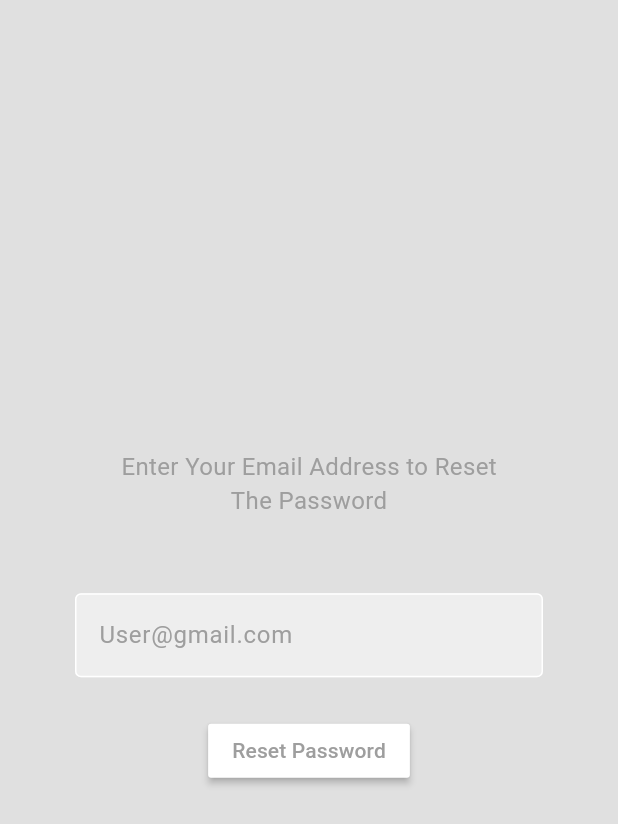
After one commit to HirushaReshan/Rootrails, a Flutter app: the screen it shows after launch, after a tap on "forgot password ?", on a phone screen of 412 x 824 dp. The commit adds this screen. Shown: the top 824 px of the screen. Run offline on Flutter 3.47's test engine with Material 3 defaults, Android fonts, the phone set to English and light mode, and no system bars; our stand-ins replace firebase_auth, firebase_core; accounts and stored records are empty.

Commit message:
added forgot password section

```diff
--- /dev/null
+++ b/lib/pages/forgot_password_page.dart
@@ -0,0 +1,108 @@
+import 'package:firebase_auth/firebase_auth.dart';
+import 'package:flutter/material.dart';
+import 'package:rootrails/components/my_textfield.dart';
+
+class ForgotPasswordPage extends StatefulWidget {
+  const ForgotPasswordPage({super.key});
+
+  @override
+  State<ForgotPasswordPage> createState() => _ForgotPassworPageState();
+}
+
+class _ForgotPassworPageState extends State<ForgotPasswordPage> {
+
+  final emailController = TextEditingController();
+
+  @override
+  void dispose(){
+    emailController.dispose();
+    super.dispose();
+  }
+
+  Future passwordReset() async {
+    try {
+      await FirebaseAuth.instance
+      .sendPasswordResetEmail(email: emailController.text.trim());
+      showDialog(
+        context: context,
+        builder: (context){
+          return AlertDialog(
+            content: Text(
+              'Password reset link sent! Chcek your email'
+            ),
+          );
+        }
+      );
+    } on FirebaseAuthException catch (e) {
+      showDialog(
+        context: context,
+        builder: (context) {
+          return AlertDialog(
+            content: Text(
+              e.message.toString()
+            ),
+          );
+        }
+      );
+    }
+  }
+
+  @override
+  Widget build(BuildContext context) {
+    return Scaffold(
+      backgroundColor: Colors.grey.shade300,
+      body: SafeArea(
+        child: Center(
+          child: SingleChildScrollView(
+            child: Padding(
+              padding: const EdgeInsets.all(25.0),
+              child: Column(
+                children: [
+                    Text(
+                      'Enter Your Email Address to Reset',
+                      style: TextStyle(
+                        color: Colors.grey,
+                        fontSize: 16,
+                      ),
+                    ),
+
+                    Text(
+                      'The Password',
+                      style: TextStyle(
+                        color: Colors.grey,
+                        fontSize: 16,
+                    ),),
+
+                    const SizedBox(height: 50,),
+
+                  //User email textField
+                    MyTextfield(
+                      controller: emailController,
+                      hintText: 'User@gmail.com',
+                      obscureText: false,
+                    ),
+
+                    const SizedBox(height: 25,),
+
+                    MaterialButton(
+                      onPressed: passwordReset,
+                      color: Colors.white,
+                      child: Text(
+                        "Reset Password",
+                        style: TextStyle(
+                          color: Colors.grey,
+                        ),
+                      ),
+                    )
+                ],
+              ),
+            ),
+          ),
+        )
+
+      ),
+
+
+    );
+  }
+}
--- a/lib/pages/login_page.dart
+++ b/lib/pages/login_page.dart
@@ -3,13 +3,12 @@ import 'package:flutter/material.dart';
 import 'package:rootrails/components/my_button.dart';
 import 'package:rootrails/components/my_textfield.dart';
 import 'package:rootrails/components/square_tile.dart';
+import 'package:rootrails/pages/forgot_password_page.dart';
 import 'package:rootrails/services/auth_service.dart';
 
 class LoginPage extends StatefulWidget {
   final Function()? onTap;
-  LoginPage({
-    super.key,
-    required this.onTap,});
+  LoginPage({super.key, required this.onTap});
 
   @override
   State<LoginPage> createState() => _LoginPageState();
@@ -23,16 +22,14 @@ class _LoginPageState extends State<LoginPage> {
   final passwordController = TextEditingController();
 
   // sign user in method
-  void signUserIn() async{
-
+  void signUserIn() async {
     //show loading circle
     showDialog(
       context: context,
       builder: (context) {
-        return const Center(
-          child: CircularProgressIndicator(),
-        );
-      });
+        return const Center(child: CircularProgressIndicator());
+      },
+    );
 
     try {
       await FirebaseAuth.instance.signInWithEmailAndPassword(
@@ -110,7 +107,7 @@ class _LoginPageState extends State<LoginPage> {
                 //Login page Icon
                 Icon(Icons.lock, size: 100),
 
-                const SizedBox(height: 25,),
+                const SizedBox(height: 25),
 
                 //Welcom Back Massege
                 Text(
@@ -139,7 +136,7 @@ class _LoginPageState extends State<LoginPage> {
                   obscureText: true,
                 ),
 
-                const SizedBox(height: 15,),
+                const SizedBox(height: 15),
 
                 //forgot password
                 Padding(
@@ -147,21 +144,33 @@ class _LoginPageState extends State<LoginPage> {
                   child: Row(
                     mainAxisAlignment: MainAxisAlignment.end,
                     children: [
-                      Text(
-                        'forgot password ?',
-                        style: TextStyle(color: Colors.grey[600]),
+                      GestureDetector(
+                        onTap: () {
+                          Navigator.push(
+                            context,
+                            MaterialPageRoute(
+                              builder: (context) {
+                                return ForgotPasswordPage();
+                              },
+                            ),
+                          );
+                        },
+                        child: Text(
+                          'forgot password ?',
+                          style: TextStyle(
+                            color: Colors.blue,
+                            fontWeight: FontWeight.bold,
+                          ),
+                        ),
                       ),
                     ],
                   ),
                 ),
 
-                const SizedBox(height: 25,),
+                const SizedBox(height: 25),
 
                 // Sign in Button
-                MyButton(
-                  onTap: signUserIn,
-                  text: 'Sign In',
-                ),
+                MyButton(onTap: signUserIn, text: 'Sign In'),
 
                 const SizedBox(height: 50),
 
@@ -186,7 +195,7 @@ class _LoginPageState extends State<LoginPage> {
                   ),
                 ),
 
-                const SizedBox(height: 25,),
+                const SizedBox(height: 25),
 
                 // google login image
                 Row(
@@ -194,12 +203,12 @@ class _LoginPageState extends State<LoginPage> {
                   children: [
                     SquareTile(
                       imagePath: 'lib/images/google.png',
-                      onTap: () => AuthService().signInWithGoogle(),
-                    )
-                    ],
+                      onTap: () {} /* => AuthService().signInWithGoogle() */,
+                    ),
+                  ],
                 ),
 
-                const SizedBox(height: 50,),
+                const SizedBox(height: 50),
 
                 Row(
                   mainAxisAlignment: MainAxisAlignment.center,
--- a/lib/pages/register_page.dart
+++ b/lib/pages/register_page.dart
@@ -229,7 +229,7 @@ class _RegisterPageState extends State<RegisterPage> {
                   children: [
                     SquareTile(
                       imagePath: 'lib/images/google.png',
-                      onTap: () => AuthService().signInWithGoogle(),
+                      onTap: () {} /* => AuthService().signInWithGoogle() */,
                       )
                     ],
                 ),
--- a/lib/services/auth_service.dart
+++ b/lib/services/auth_service.dart
@@ -1,4 +1,4 @@
-import 'package:firebase_auth/firebase_auth.dart';
+/* import 'package:firebase_auth/firebase_auth.dart';
 import 'package:google_sign_in/google_sign_in.dart';
 
 class AuthService {
@@ -52,3 +52,4 @@ class AuthService {
     }
   }
 }
+ */
```
